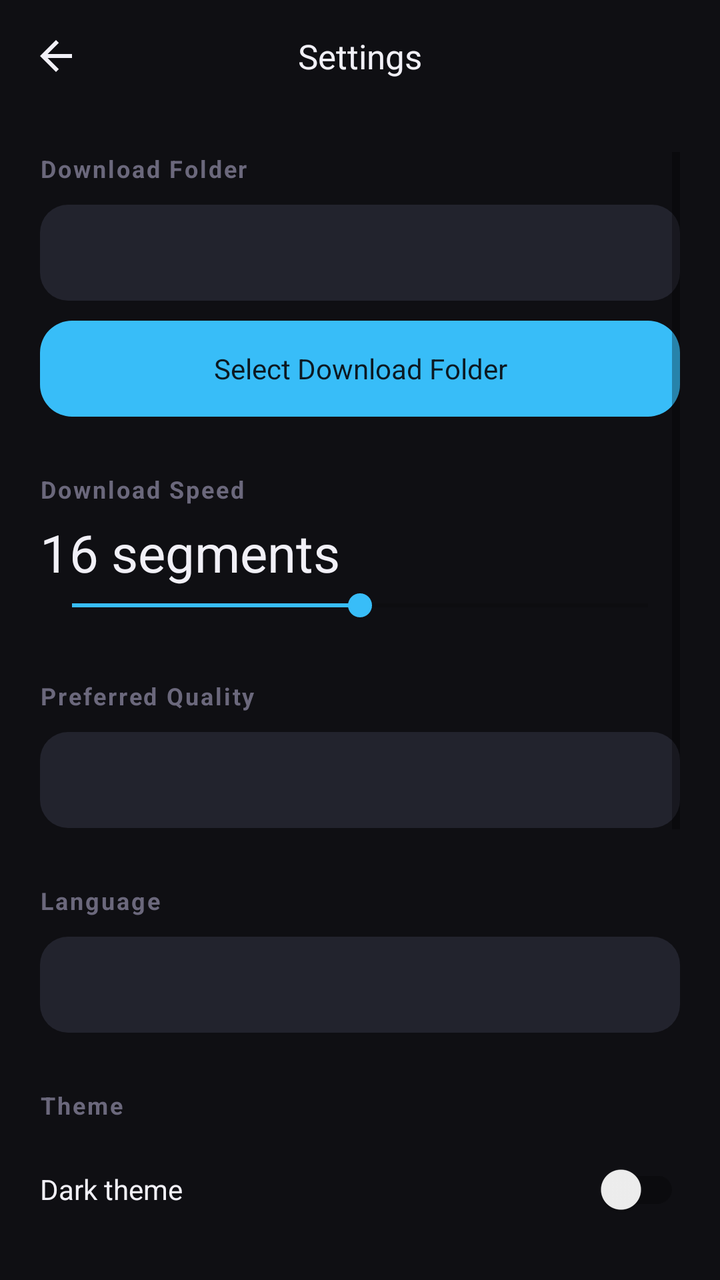
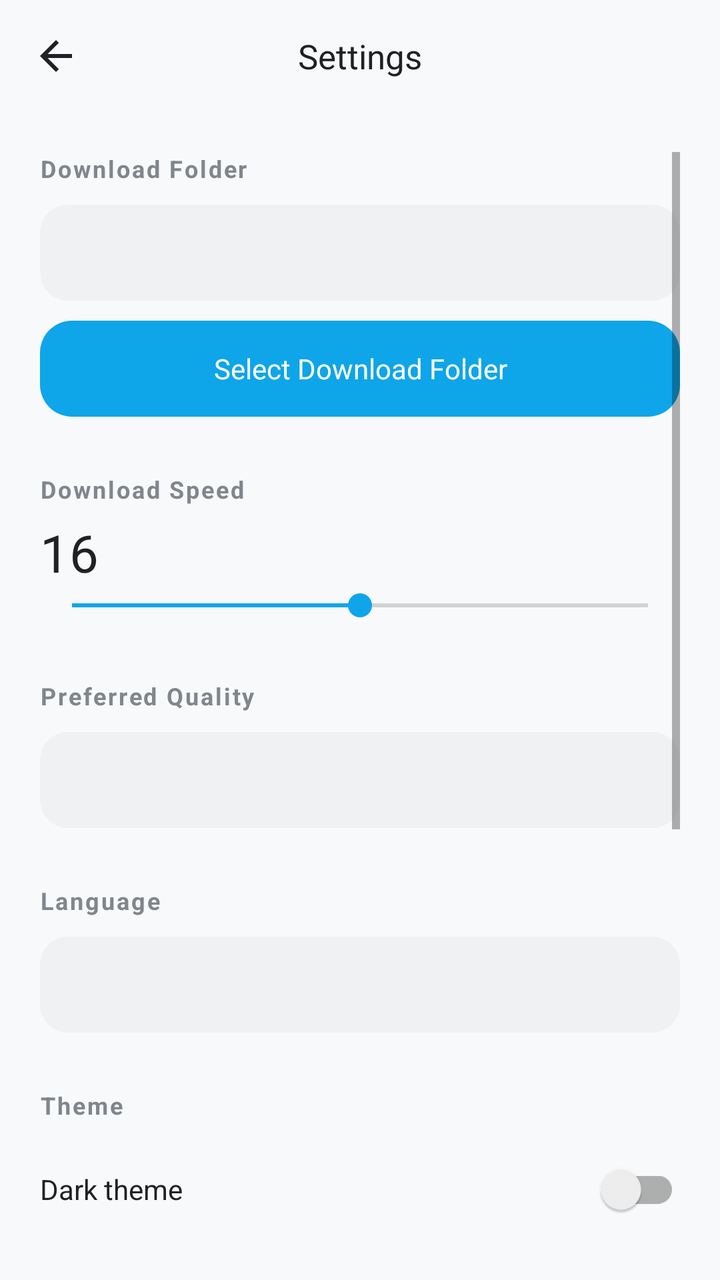

The first picture is an Android layout as it rendered before a commit; the second is the same layout after the commit. The layout source and the unified diff follow.
<!-- AndroidManifest.xml: application theme Theme.MiruDL -->
<!-- res/layout/activity_settings.xml -->
<?xml version="1.0" encoding="utf-8"?>
<LinearLayout xmlns:android="http://schemas.android.com/apk/res/android"
    android:layout_width="match_parent"
    android:layout_height="match_parent"
    android:orientation="vertical"
    android:background="@color/background">

    
    <RelativeLayout
        android:layout_width="match_parent"
        android:layout_height="56dp"
        android:paddingHorizontal="8dp"
        android:background="@color/background">

        <ImageView
            android:id="@+id/btn_back"
            android:layout_width="40dp"
            android:layout_height="40dp"
            android:layout_centerVertical="true"
            android:background="@drawable/bg_icon_circle"
            android:src="@drawable/ic_back"
            android:padding="8dp"
            android:tint="@color/text_primary" />

        <TextView
            android:layout_width="wrap_content"
            android:layout_height="wrap_content"
            android:layout_centerInParent="true"
            android:text="@string/settings"
            android:textColor="@color/text_primary"
            android:textSize="17sp" />

    </RelativeLayout>

    <ScrollView
        android:layout_width="match_parent"
        android:layout_height="match_parent"
        android:padding="20dp">

        <LinearLayout
            android:layout_width="match_parent"
            android:layout_height="wrap_content"
            android:orientation="vertical">

            
            <TextView
                style="@style/TextAppearance.MiruDL.SectionHeader"
                android:layout_width="wrap_content"
                android:layout_height="wrap_content"
                android:text="@string/download_folder"
                android:layout_marginBottom="10dp" />

            <TextView
                android:id="@+id/folder_path"
                android:layout_width="match_parent"
                android:layout_height="48dp"
                android:gravity="center_vertical"
                android:background="@drawable/bg_input"
                android:paddingHorizontal="14dp"
                android:textColor="@color/text_secondary"
                android:textSize="13sp"
                android:clickable="false"
                android:lines="1"
                android:ellipsize="end" />

            <TextView
                android:id="@+id/btn_select_folder"
                android:layout_width="match_parent"
                android:layout_height="48dp"
                android:gravity="center"
                android:text="@string/select_download_folder"
                android:textColor="@color/on_primary"
                android:background="@drawable/btn_primary"
                android:layout_marginTop="10dp"
                android:layout_marginBottom="28dp"
                android:clickable="true"
                android:focusable="true" />

            
            <TextView
                style="@style/TextAppearance.MiruDL.SectionHeader"
                android:layout_width="wrap_content"
                android:layout_height="wrap_content"
                android:text="@string/parallel_segments" />

            <TextView
                android:id="@+id/parallel_value"
                android:layout_width="wrap_content"
                android:layout_height="wrap_content"
                android:text="16 segments"
                android:textColor="@color/text_primary"
                android:textSize="26sp"
                android:layout_marginTop="6dp" />

            <SeekBar
                android:id="@+id/parallel_seekbar"
                android:layout_width="match_parent"
                android:layout_height="wrap_content"
                android:max="32"
                android:progress="16"
                android:progressTint="@color/primary"
                android:thumbTint="@color/primary"
                android:layout_marginBottom="28dp" />

            
            <TextView
                style="@style/TextAppearance.MiruDL.SectionHeader"
                android:layout_width="wrap_content"
                android:layout_height="wrap_content"
                android:text="@string/preferred_quality"
                android:layout_marginBottom="10dp" />

            <Spinner
                android:id="@+id/quality_spinner"
                android:layout_width="match_parent"
                android:layout_height="48dp"
                android:background="@drawable/bg_input"
                android:paddingHorizontal="14dp"
                android:layout_marginBottom="28dp" />

            
            <TextView
                style="@style/TextAppearance.MiruDL.SectionHeader"
                android:layout_width="wrap_content"
                android:layout_height="wrap_content"
                android:text="@string/language"
                android:layout_marginBottom="10dp" />

            <Spinner
                android:id="@+id/lang_spinner"
                android:layout_width="match_parent"
                android:layout_height="48dp"
                android:background="@drawable/bg_input"
                android:paddingHorizontal="14dp"
                android:layout_marginBottom="28dp" />

            
            <TextView
                style="@style/TextAppearance.MiruDL.SectionHeader"
                android:layout_width="wrap_content"
                android:layout_height="wrap_content"
                android:text="@string/theme"
                android:layout_marginBottom="10dp" />

            <LinearLayout
                android:layout_width="match_parent"
                android:layout_height="wrap_content"
                android:orientation="horizontal"
                android:gravity="center_vertical">

                <TextView
                    android:id="@+id/theme_label"
                    android:layout_width="0dp"
                    android:layout_height="wrap_content"
                    android:layout_weight="1"
                    android:text="@string/theme_label"
                    android:textColor="@color/text_primary"
                    android:textSize="14sp" />

                <androidx.appcompat.widget.SwitchCompat
                    android:id="@+id/theme_switch"
                    android:layout_width="wrap_content"
                    android:layout_height="wrap_content"
                    android:thumbTint="@color/primary"
                    android:trackTint="@color/surface_high" />

            </LinearLayout>

            <View
                android:layout_width="match_parent"
                android:layout_height="1dp"
                android:background="@color/divider"
                android:layout_marginVertical="20dp" />

            
            <TextView
                style="@style/TextAppearance.MiruDL.SectionHeader"
                android:layout_width="wrap_content"
                android:layout_height="wrap_content"
                android:layout_marginTop="8dp"
                android:layout_marginBottom="8dp"
                android:text="APP" />

            <LinearLayout
                android:layout_width="match_parent"
                android:layout_height="wrap_content"
                android:layout_marginBottom="20dp"
                android:background="@drawable/bg_card"
                android:orientation="vertical"
                android:padding="6dp">

                <LinearLayout
                    android:layout_width="match_parent"
                    android:layout_height="56dp"
                    android:orientation="horizontal"
                    android:gravity="center_vertical"
                    android:paddingHorizontal="12dp">

                    <ImageView
                        android:layout_width="28dp"
                        android:layout_height="28dp"
                        android:src="@drawable/ic_launcher"
                        android:tint="@color/primary" />

                    <LinearLayout
                        android:layout_width="0dp"
                        android:layout_height="wrap_content"
                        android:layout_weight="1"
                        android:orientation="vertical"
                        android:layout_marginStart="12dp">

                        <TextView
                            android:layout_width="wrap_content"
                            android:layout_height="wrap_content"
                            android:text="MiruDL"
                            android:textColor="@color/text_primary"
                            android:textSize="15sp"
                            android:textStyle="bold" />

                        <TextView
                            android:layout_width="wrap_content"
                            android:layout_height="wrap_content"
                            android:text="Version 1.0.0"
                            android:textColor="@color/text_tertiary"
                            android:textSize="12sp" />

                    </LinearLayout>

                    <TextView
                        android:layout_width="wrap_content"
                        android:layout_height="wrap_content"
                        android:text="Direct HLS Downloader"
                        android:textColor="@color/text_secondary"
                        android:textSize="11sp"
                        android:maxLines="1"
                        android:ellipsize="end" />

                </LinearLayout>

                <View
                    android:layout_width="match_parent"
                    android:layout_height="1dp"
                    android:layout_marginHorizontal="12dp"
                    android:background="@color/divider" />

                <LinearLayout
                    android:id="@+id/btn_crash_reports"
                    android:layout_width="match_parent"
                    android:layout_height="48dp"
                    android:orientation="horizontal"
                    android:gravity="center_vertical"
                    android:paddingHorizontal="12dp"
                    android:clickable="true"
                    android:focusable="true"
                    android:background="@drawable/bg_card_ripple">

                    <ImageView
                        android:layout_width="22dp"
                        android:layout_height="22dp"
                        android:src="@drawable/ic_info"
                        android:tint="@color/text_secondary" />

                    <TextView
                        android:layout_width="0dp"
                        android:layout_height="wrap_content"
                        android:layout_weight="1"
                        android:layout_marginStart="12dp"
                        android:text="Crash Reports"
                        android:textColor="@color/text_primary"
                        android:textSize="14sp" />

                    <ImageView
                        android:layout_width="18dp"
                        android:layout_height="18dp"
                        android:src="@drawable/ic_chevron_right"
                        android:tint="@color/text_tertiary" />

                </LinearLayout>

            </LinearLayout>

            
            <TextView
                style="@style/TextAppearance.MiruDL.SectionHeader"
                android:layout_width="wrap_content"
                android:layout_height="wrap_content"
                android:layout_marginBottom="8dp"
                android:text="DEVELOPER" />

            <LinearLayout
                android:layout_width="match_parent"
                android:layout_height="wrap_content"
                android:layout_marginBottom="24dp"
                android:background="@drawable/bg_card"
                android:orientation="vertical"
                android:padding="6dp">

                <LinearLayout
                    android:layout_width="match_parent"
                    android:layout_height="56dp"
                    android:orientation="horizontal"
                    android:gravity="center_vertical"
                    android:paddingHorizontal="12dp">

                    <LinearLayout
                        android:layout_width="40dp"
                        android:layout_height="40dp"
                        android:gravity="center"
                        android:background="@drawable/bg_icon_circle">

                        <TextView
                            android:layout_width="wrap_content"
                            android:layout_height="wrap_content"
                            android:text="MSR"
                            android:textColor="@color/primary"
                            android:textSize="13sp"
                            android:textStyle="bold" />

                    </LinearLayout>

                    <LinearLayout
                        android:layout_width="0dp"
                        android:layout_height="wrap_content"
                        android:layout_weight="1"
                        android:orientation="vertical"
                        android:layout_marginStart="12dp">

                        <TextView
                            android:layout_width="wrap_content"
                            android:layout_height="wrap_content"
                            android:text="msrofficial"
                            android:textColor="@color/text_primary"
                            android:textSize="15sp"
                            android:textStyle="bold" />

                        <TextView
                            android:layout_width="wrap_content"
                            android:layout_height="wrap_content"
                            android:text="Developer"
                            android:textColor="@color/text_tertiary"
                            android:textSize="12sp" />

                    </LinearLayout>

                </LinearLayout>

                <View
                    android:layout_width="match_parent"
                    android:layout_height="1dp"
                    android:layout_marginHorizontal="12dp"
                    android:background="@color/divider" />

                <LinearLayout
                    android:id="@+id/id_github_link"
                    android:layout_width="match_parent"
                    android:layout_height="48dp"
                    android:orientation="horizontal"
                    android:gravity="center_vertical"
                    android:paddingHorizontal="12dp"
                    android:clickable="true"
                    android:focusable="true"
                    android:background="@drawable/bg_card_ripple">

                    <ImageView
                        android:layout_width="22dp"
                        android:layout_height="22dp"
                        android:src="@drawable/ic_terminal"
                        android:tint="@color/text_secondary" />

                    <TextView
                        android:layout_width="0dp"
                        android:layout_height="wrap_content"
                        android:layout_weight="1"
                        android:layout_marginStart="12dp"
                        android:text="GitHub"
                        android:textColor="@color/text_primary"
                        android:textSize="14sp" />

                    <ImageView
                        android:layout_width="18dp"
                        android:layout_height="18dp"
                        android:src="@drawable/ic_chevron_right"
                        android:tint="@color/text_tertiary" />

                </LinearLayout>

            </LinearLayout>

        </LinearLayout>

    </ScrollView>

</LinearLayout>
<!-- resources referenced by this layout -->
<resources>
  <color name="background">#0F0F13</color>
  <color name="divider">#2E2F3D</color>
  <color name="on_primary">#0C1922</color>
  <color name="primary">#38BDF8</color>
  <color name="surface_high">#2A2B38</color>
  <color name="text_primary">#F1F0F7</color>
  <color name="text_secondary">#9491A4</color>
  <color name="text_tertiary">#6B687C</color>
  <!-- drawable bg_card (drawable) -->
  <shape xmlns:android="http://schemas.android.com/apk/res/android">
      <solid android:color="@color/surface" />
      <corners android:radius="18dp" />
  </shape>
  <!-- drawable bg_icon_circle (drawable) -->
  <ripple xmlns:android="http://schemas.android.com/apk/res/android"
      android:color="@color/divider">
      <item>
          <shape android:shape="oval">
              <solid android:color="@android:color/transparent" />
          </shape>
      </item>
  </ripple>
  <!-- drawable bg_input (drawable) -->
  <shape xmlns:android="http://schemas.android.com/apk/res/android">
      <solid android:color="@color/surface_variant" />
      <corners android:radius="14dp" />
  </shape>
  <!-- drawable ic_back (drawable) -->
  <vector xmlns:android="http://schemas.android.com/apk/res/android"
      android:width="24dp" android:height="24dp"
      android:viewportWidth="24" android:viewportHeight="24">
      <path android:fillColor="#FFFFFF"
          android:pathData="M20,11H7.83l5.59,-5.59L12,4l-8,8 8,8 1.41,-1.41L7.83,13H20v-2z" />
  </vector>
  <!-- drawable ic_chevron_right (drawable) -->
  <vector xmlns:android="http://schemas.android.com/apk/res/android"
      android:width="24dp" android:height="24dp"
      android:viewportWidth="24" android:viewportHeight="24">
      <path android:fillColor="#FFFFFF"
          android:pathData="M8.59,16.59L13.17,12 8.59,7.41 10,6l6,6 -6,6z" />
  </vector>
  <!-- drawable ic_info (drawable) -->
  <vector xmlns:android="http://schemas.android.com/apk/res/android"
      android:width="24dp" android:height="24dp"
      android:viewportWidth="24" android:viewportHeight="24">
      <path android:fillColor="#FFFFFF"
          android:pathData="M12,2C6.48,2 2,6.48 2,12s4.48,10 10,10 10,-4.48 10,-10S17.52,2 12,2zM13,17h-2v-6h2v6zM13,9h-2V7h2v2z" />
  </vector>
  <string name="download_folder">Download Folder</string>
  <string name="language">Language</string>
  <string name="parallel_segments">Download Speed</string>
  <string name="preferred_quality">Preferred Quality</string>
  <string name="select_download_folder">Select Download Folder</string>
  <string name="settings">Settings</string>
  <string name="theme">Theme</string>
  <string name="theme_label">Dark theme</string>
  <style name="TextAppearance.MiruDL.SectionHeader" parent="@android:style/TextAppearance">
          <item name="android:textColor">@color/text_tertiary</item>
          <item name="android:textSize">12sp</item>
          <item name="android:textStyle">bold</item>
          <item name="android:letterSpacing">0.08</item>
      </style>
  <style name="Theme.MiruDL" parent="Theme.MaterialComponents.DayNight.NoActionBar">
          <item name="colorPrimary">@color/primary</item>
          <item name="colorPrimaryDark">@color/background</item>
          <item name="colorAccent">@color/primary</item>
          <item name="colorOnPrimary">@color/on_primary</item>
          <item name="android:windowBackground">@color/background</item>
          <item name="android:statusBarColor">@color/background</item>
          <item name="android:navigationBarColor">@color/background</item>
          <item name="android:windowLightStatusBar">false</item>
          <item name="windowActionModeOverlay">true</item>
          <item name="spinnerStyle">@style/Widget.MiruDL.Spinner</item>
          <item name="android:fontFamily">sans-serif</item>
      </style>
  <color name="surface">#1A1B23</color>
  <color name="surface_variant">#22232D</color>
  <style name="Widget.MiruDL.Spinner" parent="Widget.AppCompat.Spinner">
          <item name="android:background">@drawable/bg_input</item>
      </style>
  <!-- unchanged entries left out for length: 4 -->
</resources>

<!-- the commit's change to res/layout/activity_settings.xml (unified diff, before → after) -->
@@ -87,7 +87,7 @@
                 android:id="@+id/parallel_value"
                 android:layout_width="wrap_content"
                 android:layout_height="wrap_content"
-                android:text="16 segments"
+                android:text="16"
                 android:textColor="@color/text_primary"
                 android:textSize="26sp"
                 android:layout_marginTop="6dp" />
<!-- resource entries referenced after the edit -->
@@ -1,13 +1,13 @@
 <!-- resources referenced by this layout -->
 <resources>
-  <color name="background">#0F0F13</color>
-  <color name="divider">#2E2F3D</color>
-  <color name="on_primary">#0C1922</color>
-  <color name="primary">#38BDF8</color>
-  <color name="surface_high">#2A2B38</color>
-  <color name="text_primary">#F1F0F7</color>
-  <color name="text_secondary">#9491A4</color>
-  <color name="text_tertiary">#6B687C</color>
+  <color name="background">#F8F9FA</color>
+  <color name="divider">#DADCE0</color>
+  <color name="on_primary">#FFFFFF</color>
+  <color name="primary">#0EA5E9</color>
+  <color name="surface_high">#E8EAED</color>
+  <color name="text_primary">#202124</color>
+  <color name="text_secondary">#5F6368</color>
+  <color name="text_tertiary">#80868B</color>
   <!-- drawable bg_card (drawable) -->
   <shape xmlns:android="http://schemas.android.com/apk/res/android">
       <solid android:color="@color/surface" />
@@ -70,13 +70,13 @@
           <item name="android:windowBackground">@color/background</item>
           <item name="android:statusBarColor">@color/background</item>
           <item name="android:navigationBarColor">@color/background</item>
-          <item name="android:windowLightStatusBar">false</item>
+          <item name="android:windowLightStatusBar">true</item>
           <item name="windowActionModeOverlay">true</item>
           <item name="spinnerStyle">@style/Widget.MiruDL.Spinner</item>
           <item name="android:fontFamily">sans-serif</item>
       </style>
-  <color name="surface">#1A1B23</color>
-  <color name="surface_variant">#22232D</color>
+  <color name="surface">#FFFFFF</color>
+  <color name="surface_variant">#F0F1F3</color>
   <style name="Widget.MiruDL.Spinner" parent="Widget.AppCompat.Spinner">
           <item name="android:background">@drawable/bg_input</item>
       </style>
